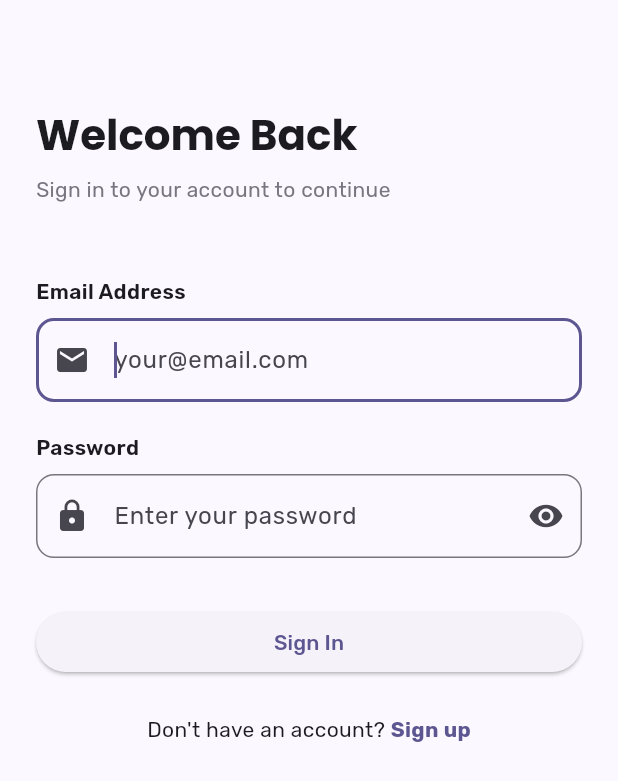
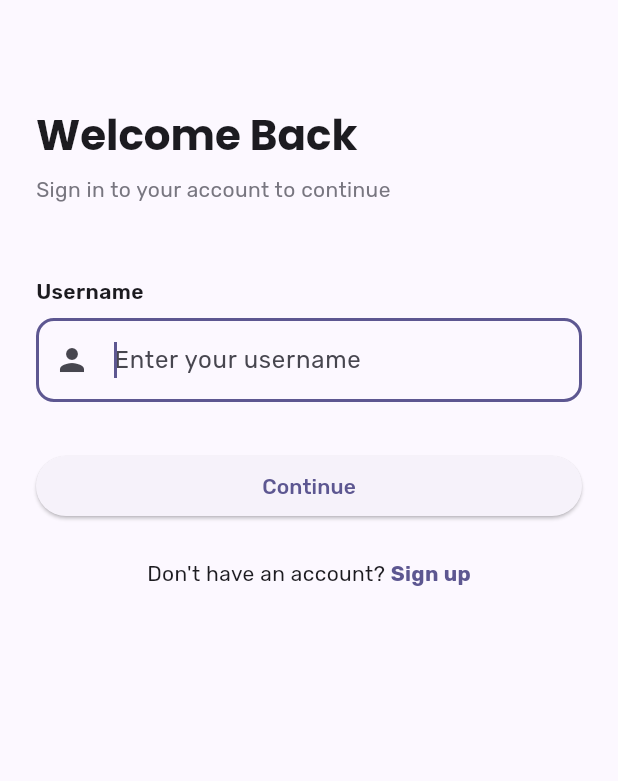
Before and after one commit to CologneX/jura, a Flutter app: the screen it shows after launch, on a phone screen of 412 x 824 dp. Shown: the top 781 px of the screen. Run offline on Flutter 3.47's test engine with Material 3 defaults, Android fonts, the phone set to English and light mode, and no system bars; our stand-ins replace flutter_dotenv, flutter_secure_storage, get_it, go_router, google_fonts, motion_toast and 3 more.

```diff
--- a/lib/config/router.dart
+++ b/lib/config/router.dart
@@ -4,7 +4,7 @@ import 'package:go_router/go_router.dart';
 import 'package:jura/pages/home_page.dart';
 import 'package:jura/pages/login_page.dart';
 import 'package:jura/pages/register_page.dart';
-import 'package:jura/pages/transactions_page.dart';
+import 'package:jura/pages/journal_page.dart';
 import 'package:jura/services/auth_service.dart';
 
 GoRouter createRouter() {
@@ -21,9 +21,9 @@ GoRouter createRouter() {
         builder: (context, state) => const HomePage(),
       ),
       GoRoute(
-        name: 'transactions',
-        path: '/transactions',
-        builder: (context, state) => const TransactionsPage(),
+        name: 'journal',
+        path: '/journal',
+        builder: (context, state) => const JournalPage(),
       ),
       GoRoute(
         name: 'login',
--- a/lib/models/auth.dart
+++ b/lib/models/auth.dart
@@ -1,14 +1,12 @@
 class User {
   final String id;
-  final String name;
-  final String email;
+  final String username;
   final DateTime createdAt;
   final DateTime updatedAt;
 
   User({
     required this.id,
-    required this.name,
-    required this.email,
+    required this.username,
     required this.createdAt,
     required this.updatedAt,
   });
@@ -16,8 +14,7 @@ class User {
   factory User.fromJson(Map<String, dynamic> json) {
     return User(
       id: json['id'] as String,
-      name: json['name'] as String,
-      email: json['email'] as String,
+      username: json['username'] as String,
       createdAt: DateTime.parse(json['created_at'] as String),
       updatedAt: DateTime.parse(json['updated_at'] as String),
     );
@@ -25,8 +22,7 @@ class User {
 
   Map<String, dynamic> toJson() => {
     'id': id,
-    'name': name,
-    'email': email,
+    'username': username,
     'created_at': createdAt.toIso8601String(),
     'updated_at': updatedAt.toIso8601String(),
   };
@@ -56,10 +52,7 @@ class LoginResponse {
   final String accessToken;
   final String refreshToken;
 
-  LoginResponse({
-    required this.accessToken,
-    required this.refreshToken,
-  });
+  LoginResponse({required this.accessToken, required this.refreshToken});
 
   factory LoginResponse.fromJson(Map<String, dynamic> json) {
     return LoginResponse(
--- a/lib/pages/home_page.dart
+++ b/lib/pages/home_page.dart
@@ -1,6 +1,6 @@
 import 'package:flutter/material.dart';
 import 'package:flutter/services.dart';
-import 'package:jura/pages/transactions_page.dart';
+import 'package:jura/pages/journal_page.dart';
 import 'package:speech_to_text/speech_to_text.dart' as stt;
 import 'package:jura/services/transaction_service.dart';
 
@@ -399,7 +399,7 @@ class _HomePageState extends State<HomePage> with TickerProviderStateMixin {
                 ],
               ),
             )
-          : const TransactionsPage(),
+          : const JournalPage(),
       bottomNavigationBar: NavigationBar(
         selectedIndex: _selectedIndex,
         onDestinationSelected: (int index) {
--- a/lib/pages/login_page.dart
+++ b/lib/pages/login_page.dart
@@ -1,78 +1,84 @@
 import 'package:flutter/gestures.dart';
 import 'package:flutter/material.dart';
+import 'package:flutter/services.dart';
 import 'package:get_it/get_it.dart';
 import 'package:go_router/go_router.dart';
 import 'package:motion_toast/motion_toast.dart';
+import 'package:pinput/pinput.dart';
 import 'package:jura/services/auth_service.dart';
 
 class LoginPage extends StatefulWidget {
-  final String? prefillEmail;
-  const LoginPage({super.key, this.prefillEmail});
+  final String? prefillUsername;
+  const LoginPage({super.key, this.prefillUsername});
 
   @override
   State<LoginPage> createState() => _LoginPageState();
 }
 
 class _LoginPageState extends State<LoginPage> {
-  final _emailController = TextEditingController();
-  final _passwordController = TextEditingController();
+  final TextEditingController _usernameController = TextEditingController();
+  final TextEditingController _pinController = TextEditingController();
+  final FocusNode _pinFocusNode = FocusNode();
   final _authService = GetIt.I<AuthService>();
-  bool _showPassword = false;
   bool _isLoading = false;
+  int _currentStep = 0; // 0: username, 1: Passcode
 
 
   @override
   void initState() {
     super.initState();
     _authService.init();
-    if (widget.prefillEmail != null) {
-      _emailController.text = widget.prefillEmail!;
+    if (widget.prefillUsername != null) {
+      _usernameController.text = widget.prefillUsername!;
     }
   }
 
   @override
   void dispose() {
-    _emailController.dispose();
-    _passwordController.dispose();
+    _usernameController.dispose();
+    _pinController.dispose();
+    _pinFocusNode.dispose();
     super.dispose();
   }
 
-  bool _isValidEmail(String email) {
-    final emailRegex = RegExp(
-      r'^[a-zA-Z0-9._%+-]+@[a-zA-Z0-9.-]+\.[a-zA-Z]{2,}$',
-    );
-    return emailRegex.hasMatch(email);
+  void _continueToPin() {
+    final username = _usernameController.text.trim();
+    if (username.isEmpty) {
+      MotionToast.error(
+        title: const Text('Validation Error'),
+        description: const Text('Please enter your username'),
+      ).show(context);
+      return;
+    }
+    setState(() => _currentStep = 1);
+    // Focus Passcode field after a short delay to ensure UI is updated
+    Future.delayed(const Duration(milliseconds: 100), () {
+      _pinFocusNode.requestFocus();
+    });
   }
 
+  void _goBackToUsername() {
+    setState(() => _currentStep = 0);
+  }
+
+
   Future<void> _login() async {
-    if (_emailController.text.isEmpty) {
+    final username = _usernameController.text.trim();
+    final pin = _pinController.text.trim();
+
+    if (pin.length != 6) {
       MotionToast.error(
         title: const Text('Validation Error'),
-        description: const Text('Please enter your email'),
+        description: const Text('Passcode must be exactly 6 characters'),
       ).show(context);
       return;
     }
 
-    if (!_isValidEmail(_emailController.text)) {
-      MotionToast.error(
-        title: const Text('Validation Error'),
-        description: const Text('Please enter a valid email'),
-      ).show(context);
-      return;
-    }
-
-    if (_passwordController.text.isEmpty) {
-      MotionToast.error(
-        title: const Text('Validation Error'),
-        description: const Text('Please enter your password'),
-      ).show(context);
-      return;
-    }
     setState(() => _isLoading = true);
     try {
       await _authService.login(
-        email: _emailController.text,
-        password: _passwordController.text,
+        username: username,
+        passcode: pin,
       );
     } catch (e) {
       if (mounted) {
@@ -89,6 +95,15 @@ class _LoginPageState extends State<LoginPage> {
   @override
   Widget build(BuildContext context) {
     return Scaffold(
+      appBar: _currentStep == 1
+          ? AppBar(
+              leading: IconButton(
+                icon: const Icon(Icons.arrow_back),
+                onPressed: _goBackToUsername,
+              ),
+              title: const Text('Enter Passcode'),
+            )
+          : null,
       body: SafeArea(
         child: ListenableBuilder(
           listenable: _authService,
@@ -102,13 +117,8 @@ class _LoginPageState extends State<LoginPage> {
                     const SizedBox(height: 48),
                     _buildHeader(),
                     const SizedBox(height: 48),
-                    _buildEmailField(),
-                    const SizedBox(height: 20),
-                    _buildPasswordField(),
-                    const SizedBox(height: 32),
-                    _buildLoginButton(),
-                    const SizedBox(height: 24),
-                    _buildSignUpLink(),
+                    if (_currentStep == 0) ..._buildUsernameStep(),
+                    if (_currentStep == 1) ..._buildPinStep(),
                   ],
                 ),
               ),
@@ -124,14 +134,16 @@ class _LoginPageState extends State<LoginPage> {
       crossAxisAlignment: CrossAxisAlignment.start,
       children: [
         Text(
-          'Welcome Back',
+          _currentStep == 0 ? 'Welcome Back' : 'Enter Your Passcode',
           style: Theme.of(
             context,
           ).textTheme.headlineMedium?.copyWith(fontWeight: FontWeight.bold),
         ),
         const SizedBox(height: 8),
         Text(
-          'Sign in to your account to continue',
+          _currentStep == 0
+              ? 'Sign in to your account to continue'
+              : 'Enter your 6-character Passcode to sign in',
           style: Theme.of(context).textTheme.bodyMedium?.copyWith(
             color: Theme.of(context).colorScheme.outline,
           ),
@@ -140,66 +152,123 @@ class _LoginPageState extends State<LoginPage> {
     );
   }
 
-  Widget _buildEmailField() {
-    return Column(
+  List<Widget> _buildUsernameStep() {
+    return [
+      Column(
         crossAxisAlignment: CrossAxisAlignment.start,
         children: [
           Text(
-          'Email Address',
+            'Username',
             style: Theme.of(
               context,
             ).textTheme.bodyMedium?.copyWith(fontWeight: FontWeight.w600),
           ),
           const SizedBox(height: 8),
           TextField(
-          controller: _emailController,
+            controller: _usernameController,
             decoration: InputDecoration(
-            hintText: 'your@email.com',
-            prefixIcon: const Icon(Icons.email),
+              hintText: 'Enter your username',
+              prefixIcon: const Icon(Icons.person),
               border: OutlineInputBorder(borderRadius: BorderRadius.circular(12)),
             ),
-          keyboardType: TextInputType.emailAddress,
             textInputAction: TextInputAction.next,
             autofocus: true,
+            onSubmitted: (_) => _continueToPin(),
           ),
         ],
-    );
+      ),
+      const SizedBox(height: 32),
+      Column(
+        crossAxisAlignment: CrossAxisAlignment.stretch,
+        children: [
+          ElevatedButton(
+            onPressed: _continueToPin,
+            child: const Text('Continue'),
+          ),
+        ],
+      ),
+      const SizedBox(height: 24),
+      _buildSignUpLink(),
+    ];
   }
 
-  Widget _buildPasswordField() {
-    return Column(
+  List<Widget> _buildPinStep() {
+    final defaultPinTheme = PinTheme(
+      width: 56,
+      height: 60,
+      textStyle: Theme.of(context).textTheme.headlineSmall?.copyWith(
+        fontWeight: FontWeight.w600,
+      ) ?? const TextStyle(fontSize: 24, fontWeight: FontWeight.w600),
+      decoration: BoxDecoration(
+        border: Border.all(color: Theme.of(context).colorScheme.outline),
+        borderRadius: BorderRadius.circular(12),
+      ),
+    );
+
+    final focusedPinTheme = defaultPinTheme.copyDecorationWith(
+      border: Border.all(color: Theme.of(context).colorScheme.primary, width: 2),
+      borderRadius: BorderRadius.circular(12),
+    );
+
+    final submittedPinTheme = defaultPinTheme.copyWith(
+      decoration: defaultPinTheme.decoration?.copyWith(
+        color: Theme.of(context).colorScheme.primaryContainer,
+      ),
+    );
+
+    return [
+      Column(
         crossAxisAlignment: CrossAxisAlignment.start,
         children: [
           Text(
-          'Password',
+            'Passcode',
             style: Theme.of(
               context,
             ).textTheme.bodyMedium?.copyWith(fontWeight: FontWeight.w600),
           ),
           const SizedBox(height: 8),
-        TextField(
-          controller: _passwordController,
-          decoration: InputDecoration(
-            hintText: 'Enter your password',
-            prefixIcon: const Icon(Icons.lock),
-            suffixIcon: IconButton(
-              icon: Icon(
-                _showPassword ? Icons.visibility_off : Icons.visibility,
+          Center(
+            child: Pinput(
+              controller: _pinController,
+              focusNode: _pinFocusNode,
+              length: 6,
+              defaultPinTheme: defaultPinTheme,
+              focusedPinTheme: focusedPinTheme,
+              submittedPinTheme: submittedPinTheme,
+              obscureText: true,
+              obscuringCharacter: '●',
+              keyboardType: TextInputType.visiblePassword,
+              inputFormatters: [
+                FilteringTextInputFormatter.allow(RegExp(r'[A-Za-z0-9]')),
+                TextInputFormatter.withFunction((oldValue, newValue) {
+                  return TextEditingValue(
+                    text: newValue.text.toUpperCase(),
+                    selection: newValue.selection,
+                  );
+                }),
+              ],
+              onCompleted: (_) => _login(),
+              validator: (value) {
+                if (value == null || value.length != 6) {
+                  return 'Passcode must be 6 characters';
+                }
+                return null;
+              },
             ),
-              onPressed: () => setState(() => _showPassword = !_showPassword),
           ),
-            border: OutlineInputBorder(borderRadius: BorderRadius.circular(12)),
+          const SizedBox(height: 8),
+          Center(
+            child: Text(
+              'Alphanumeric uppercase only',
+              style: Theme.of(context).textTheme.bodySmall?.copyWith(
+                color: Theme.of(context).colorScheme.outline,
               ),
-          obscureText: !_showPassword,
-          textInputAction: TextInputAction.done,
-          onSubmitted: (_) => _login(),
+            ),
           ),
         ],
-    );
-  }
-
-  Widget _buildLoginButton() {
-    return Column(
+      ),
+      const SizedBox(height: 32),
+      Column(
         crossAxisAlignment: CrossAxisAlignment.stretch,
         children: [
           ElevatedButton(
@@ -213,7 +282,8 @@ class _LoginPageState extends State<LoginPage> {
                 : const Text('Sign In'),
           ),
         ],
-    );
+      ),
+    ];
   }
 
   Widget _buildSignUpLink() {
--- a/lib/services/auth_service.dart
+++ b/lib/services/auth_service.dart
@@ -70,16 +70,11 @@ class AuthService extends ChangeNotifier {
   }
 
   Future<void> register({
-    required String name,
-    required String email,
-    required String password,
+    required String username,
+    required String passcode,
   }) async {
     try {
-      final body = json.encode({
-        'name': name,
-        'email': email,
-        'password': password,
-      });
+      final body = json.encode({'username': username, 'passcode': passcode});
 
       final response = await _httpClient
           .post(
@@ -106,11 +101,11 @@ class AuthService extends ChangeNotifier {
   }
 
   Future<void> login({
-    required String email,
-    required String password,
+    required String username,
+    required String passcode,
   }) async {
     try {
-      final body = json.encode({'email': email, 'password': password});
+      final body = json.encode({'username': username, 'passcode': passcode});
 
       final response = await _httpClient
           .post(
--- a/pubspec.yaml
+++ b/pubspec.yaml
@@ -44,6 +44,7 @@ dependencies:
   skeletonizer: ^2.1.0+1
   go_router: ^17.0.0
   get_it: ^9.1.0
+  pinput: ^6.0.0
 
 dev_dependencies:
   flutter_test:
```
Also changed, not shown: lib/pages/journal_page.dart (renamed from lib/pages/transactions_page.dart, +4 -4 lines), lib/pages/register_page.dart (+111 -131 lines), pubspec.lock. Lines whose indentation alone changed are shown as unchanged.
